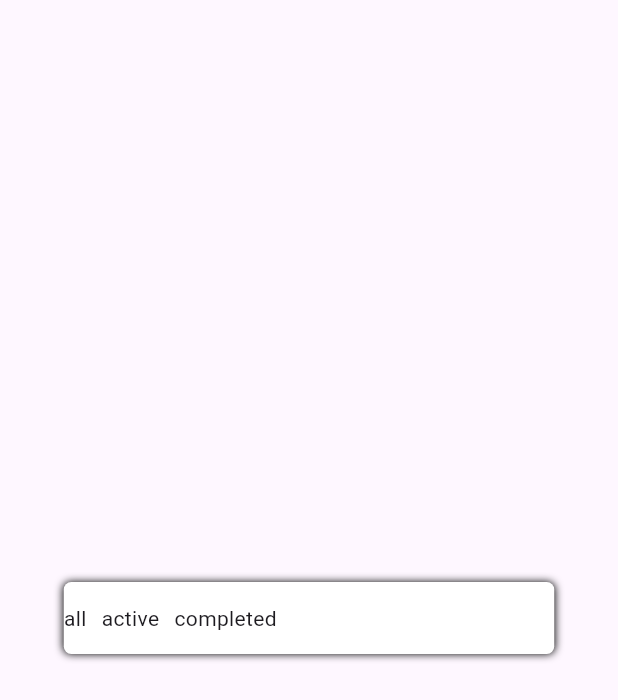
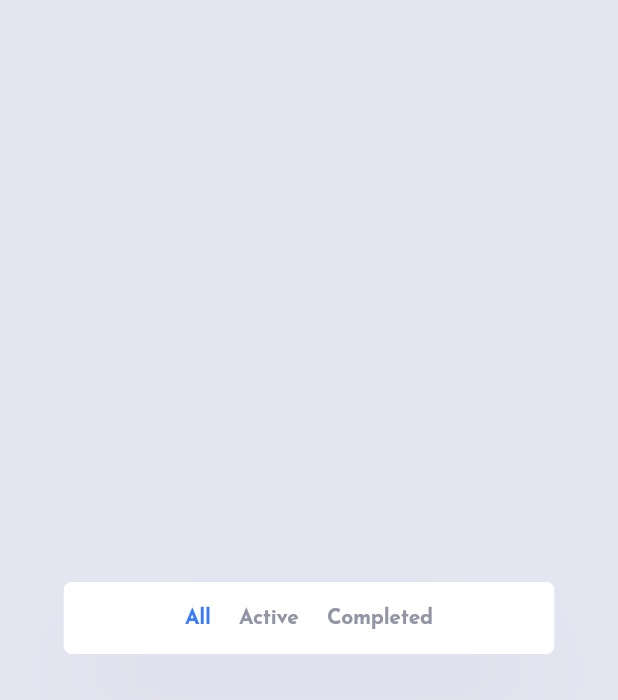
Before and after one commit to JustANipple/todo_app, a Flutter app: the screen it shows after launch, on a phone screen of 412 x 824 dp. Shown: the top 700 px of the screen. Run offline on Flutter 3.47's test engine with Material 3 defaults, Android fonts, the phone set to English and light mode, and no system bars; our stand-ins replace google_fonts.

Commit message:
created theme and filter widget

```diff
--- a/lib/main.dart
+++ b/lib/main.dart
@@ -1,4 +1,7 @@
 import 'package:flutter/material.dart';
+import 'package:google_fonts/google_fonts.dart';
+import 'package:todo_app/themes.dart';
+import 'package:todo_app/todo_filter.dart';
 import 'package:todo_app/todo_repository.dart';
 
 void main() {
@@ -12,8 +15,10 @@ class MainApp extends StatelessWidget {
   Widget build(BuildContext context) {
     return TodoProvider(
       todoRepository: TodoRepository(),
-      child: const MaterialApp(
-        home: Scaffold(
+      child: MaterialApp(
+        theme: lightTheme,
+        darkTheme: darkTheme,
+        home: const Scaffold(
           body: Center(
             child: TodoFilter(),
           ),
@@ -73,40 +78,6 @@ class _TodoListState extends State<TodoList> {
   }
 }
 
-class TodoFilter extends StatefulWidget {
-  const TodoFilter({super.key});
-
-  @override
-  State<TodoFilter> createState() => _TodoFilterState();
-}
-
-class _TodoFilterState extends State<TodoFilter> {
-  @override
-  Widget build(BuildContext context) {
-    final todoRepository = TodoProvider.of(context).todoRepository;
-    var filterList = Filter.values.toList();
-    return Container(
-      width: 327,
-      height: 48,
-      decoration: const BoxDecoration(
-          color: Colors.white,
-          boxShadow: [BoxShadow(color: Colors.black, blurRadius: 4)],
-          borderRadius: BorderRadius.all(Radius.circular(5))),
-      child: ListView.builder(
-          scrollDirection: Axis.horizontal,
-          itemCount: filterList.length,
-          itemBuilder: (context, index) {
-            return Row(children: [
-              Text(filterList[index].name),
-              const SizedBox(
-                width: 10,
-              )
-            ]);
-          }),
-    );
-  }
-}
-
 /*
   <!-- Add dynamic number --> items left
 
--- /dev/null
+++ b/lib/themes.dart
@@ -0,0 +1,98 @@
+import 'package:flutter/material.dart';
+import 'package:google_fonts/google_fonts.dart';
+
+// # Colors
+
+// ## Primary
+Color brightBlue = const Color.fromRGBO(58, 123, 253, 1);
+Color gradientStart = const Color.fromRGBO(87, 221, 255, 1);
+Color gradientEnd = const Color.fromRGBO(192, 88, 243, 1);
+// ### Neutral
+Color white = const Color.fromRGBO(255, 255, 255, 1);
+// ### Light theme
+Color veryLightGray = const Color.fromRGBO(250, 250, 250, 1);
+Color veryLightGrayishBlue = const Color.fromRGBO(228, 229, 241, 1);
+Color lightGrayishBlueLight = const Color.fromRGBO(210, 211, 219, 1);
+Color darkGrayishBlueLight = const Color.fromRGBO(147, 148, 165, 1);
+Color veryDarkGrayishBlueLight = const Color.fromRGBO(72, 75, 106, 1);
+Color lightGrayishBlue = const Color.fromRGBO(194, 195, 214, 0.5);
+// ### Dark theme
+Color veryDarkBlue = const Color.fromRGBO(22, 23, 34, 1);
+Color veryDarkDesaturatedBlue = const Color.fromRGBO(37, 39, 60, 1);
+Color lightGrayishBlueDark = const Color.fromRGBO(202, 205, 232, 1);
+Color lightGrayishBlueActive = const Color.fromRGBO(228, 229, 241, 1);
+Color darkGrayishBlueDark = const Color.fromRGBO(119, 122, 146, 1);
+Color veryDarkGrayishBlueDark = const Color.fromRGBO(77, 80, 102, 1);
+Color veryDarkGrayishBlue = const Color.fromRGBO(57, 58, 76, 1);
+Color darkGrayishBlue = const Color.fromRGBO(77, 80, 103, 1);
+Color lightGrayisBlue = const Color.fromRGBO(91, 94, 126, 1);
+Color lightBlack = const Color.fromRGBO(0, 0, 0, 0.5);
+
+// # Themes
+
+// ## Text
+TextTheme textTheme = TextTheme(
+  labelSmall: GoogleFonts.josefinSans(
+    fontSize: 12,
+    fontWeight: FontWeight.w400,
+    letterSpacing: -0.17,
+  ),
+  bodySmall: GoogleFonts.josefinSans(
+    fontSize: 14,
+    fontWeight: FontWeight.w400,
+    letterSpacing: -0.19,
+  ),
+  bodyMedium: GoogleFonts.josefinSans(
+    fontSize: 14,
+    fontWeight: FontWeight.w700,
+    letterSpacing: -0.19,
+  ),
+);
+
+// ## Color
+
+// ### Light
+ThemeData lightTheme = ThemeData(
+  colorScheme: ColorScheme(
+    brightness: Brightness.light,
+    surface: veryLightGrayishBlue,
+    onSurface: white,
+    primary: white,
+    onPrimary: veryDarkGrayishBlueLight,
+    secondary: white,
+    onSecondary: darkGrayishBlueLight,
+    onSecondaryFixed: brightBlue,
+    tertiary: white,
+    onTertiary: lightGrayishBlueLight,
+    error: Colors.red,
+    onError: Colors.white,
+    primaryContainer: gradientStart,
+    secondaryContainer: gradientEnd,
+    tertiaryFixed: veryDarkGrayishBlueLight,
+    shadow: lightGrayishBlue,
+  ),
+  textTheme: textTheme,
+);
+
+// ### Dark
+ThemeData darkTheme = ThemeData(
+  colorScheme: ColorScheme(
+    brightness: Brightness.dark,
+    surface: veryDarkBlue,
+    onSurface: veryDarkDesaturatedBlue,
+    primary: veryDarkDesaturatedBlue,
+    onPrimary: lightGrayishBlueDark,
+    secondary: veryDarkDesaturatedBlue,
+    onSecondary: lightGrayisBlue,
+    onSecondaryFixed: brightBlue,
+    tertiary: veryDarkDesaturatedBlue,
+    onTertiary: darkGrayishBlue,
+    error: Colors.red,
+    onError: Colors.white,
+    primaryContainer: gradientStart,
+    secondaryContainer: gradientEnd,
+    tertiaryFixed: veryDarkGrayishBlue,
+    shadow: lightBlack,
+  ),
+  textTheme: textTheme,
+);
--- /dev/null
+++ b/lib/todo_filter.dart
@@ -0,0 +1,62 @@
+import 'package:flutter/material.dart';
+import 'package:todo_app/main.dart';
+import 'package:todo_app/themes.dart';
+import 'todo_repository.dart';
+
+class TodoFilter extends StatefulWidget {
+  const TodoFilter({super.key});
+
+  @override
+  State<TodoFilter> createState() => _TodoFilterState();
+}
+
+class _TodoFilterState extends State<TodoFilter> {
+  @override
+  Widget build(BuildContext context) {
+    final todoRepository = TodoProvider.of(context).todoRepository;
+    List<Filter> filterList = Filter.values.toList();
+    return Container(
+      decoration: BoxDecoration(
+        color: Colors.white,
+        boxShadow: [
+          BoxShadow(
+            color: Theme.of(context).colorScheme.shadow,
+            offset: const Offset(0, 35),
+            blurRadius: 50,
+            spreadRadius: -15,
+          )
+        ],
+        borderRadius: const BorderRadius.all(Radius.circular(5)),
+      ),
+      constraints: const BoxConstraints(
+        maxWidth: 327,
+        maxHeight: 48,
+      ),
+      child: Center(
+        child: ListView.builder(
+            shrinkWrap: true,
+            scrollDirection: Axis.horizontal,
+            itemCount: filterList.length,
+            itemBuilder: (context, index) {
+              return Row(children: [
+                GestureDetector(
+                  onTap: () {
+                    setState(() => todoRepository.changeFilter(index));
+                  },
+                  child: Text(
+                    filterList[index].name,
+                    style: TextStyle(
+                      fontWeight: FontWeight.w700,
+                      color: index == todoRepository.selectedIndex
+                          ? const Color.fromRGBO(58, 123, 253, 1)
+                          : const Color.fromRGBO(147, 148, 165, 1),
+                    ),
+                  ),
+                ),
+                if (index < filterList.length - 1) const SizedBox(width: 19),
+              ]);
+            }),
+      ),
+    );
+  }
+}
--- a/lib/todo_repository.dart
+++ b/lib/todo_repository.dart
@@ -26,7 +26,9 @@ class TodoRepository {
     ),
   ];
 
-  int _selectedIndex = Filter.all.index;
+  int _selectedIndex = Filter.All.index;
+
+  int get selectedIndex => _selectedIndex;
 
   void changeFilter(int newIndex) {
     _selectedIndex = newIndex;
@@ -74,4 +76,5 @@ class Todo {
   });
 }
 
-enum Filter { all, active, completed }
+// ignore: constant_identifier_names
+enum Filter { All, Active, Completed }
--- a/pubspec.yaml
+++ b/pubspec.yaml
@@ -9,6 +9,7 @@ environment:
 dependencies:
   flutter:
     sdk: flutter
+  google_fonts: ^6.2.1
 
 dev_dependencies:
   flutter_test:
```
Also changed, not shown: pubspec.lock, 1 other file.
